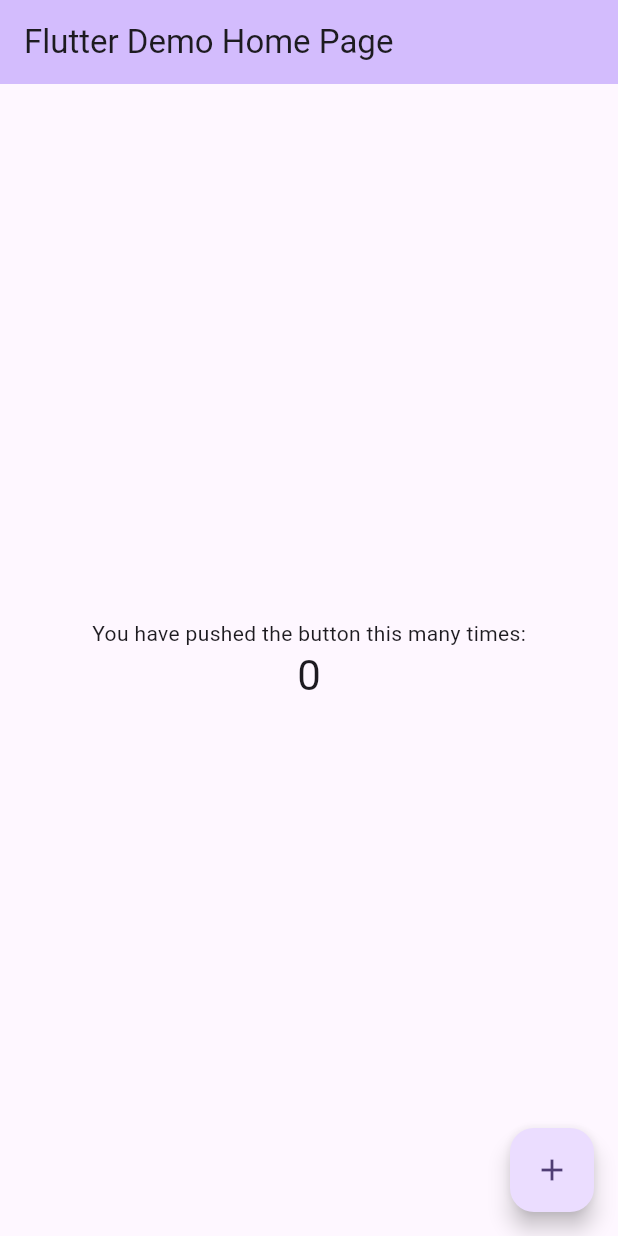
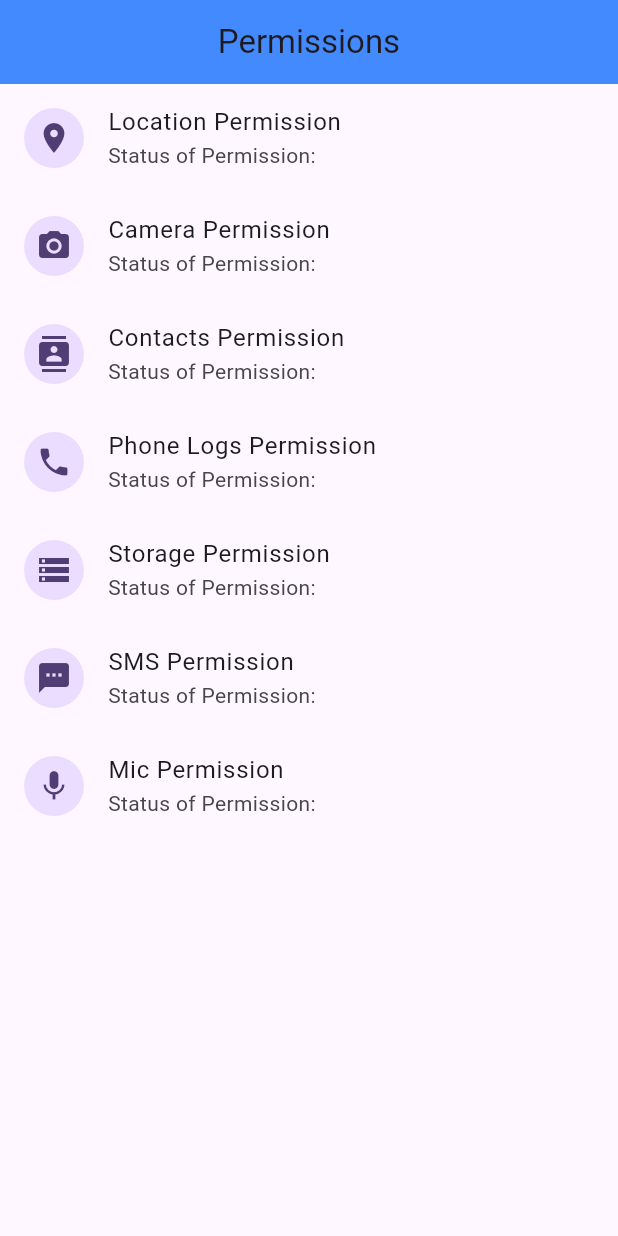
Before and after one commit to EshanRubbani/priv_app, a Flutter app: the screen it shows after launch, on a phone screen of 412 x 824 dp. Run offline on Flutter 3.47's test engine with Material 3 defaults, Android fonts, the phone set to English and light mode, and no system bars; our stand-ins replace permission_handler.

Commit message:
ADDED PERMISSION HANDLING
CREATED PERMISSION HANDLING PAGE. CAN BE CUSTOMIZED FURTHER

```diff
--- a/lib/main.dart
+++ b/lib/main.dart
@@ -1,5 +1,5 @@
 import 'package:flutter/material.dart';
-import 'package:device_info_plus/device_info_plus.dart';
+import 'package:priv_app/permisions.dart';
 
 void main() {
   runApp(const MyApp());
@@ -7,123 +7,15 @@ void main() {
 
 class MyApp extends StatelessWidget {
   const MyApp({super.key});
-
-  // This widget is the root of your application.
   @override
   Widget build(BuildContext context) {
     return MaterialApp(
-      title: 'Flutter Demo',
+      title: 'PRIVATE APP',
       theme: ThemeData(
-        // This is the theme of your application.
-        //
-        // TRY THIS: Try running your application with "flutter run". You'll see
-        // the application has a purple toolbar. Then, without quitting the app,
-        // try changing the seedColor in the colorScheme below to Colors.green
-        // and then invoke "hot reload" (save your changes or press the "hot
-        // reload" button in a Flutter-supported IDE, or press "r" if you used
-        // the command line to start the app).
-        //
-        // Notice that the counter didn't reset back to zero; the application
-        // state is not lost during the reload. To reset the state, use hot
-        // restart instead.
-        //
-        // This works for code too, not just values: Most code changes can be
-        // tested with just a hot reload.
         colorScheme: ColorScheme.fromSeed(seedColor: Colors.deepPurple),
         useMaterial3: true,
       ),
-      home: const MyHomePage(title: 'Flutter Demo Home Page'),
+      home: Permissions(),
     );
   }
 }
-
-class MyHomePage extends StatefulWidget {
-  const MyHomePage({super.key, required this.title});
-
-  // This widget is the home page of your application. It is stateful, meaning
-  // that it has a State object (defined below) that contains fields that affect
-  // how it looks.
-
-  // This class is the configuration for the state. It holds the values (in this
-  // case the title) provided by the parent (in this case the App widget) and
-  // used by the build method of the State. Fields in a Widget subclass are
-  // always marked "final".
-
-
-
-
-  final String title;
-
-  @override
-  State<MyHomePage> createState() => _MyHomePageState();
-}
-
-class _MyHomePageState extends State<MyHomePage> {
-  int _counter = 0;
-
-  void _incrementCounter() {
-    setState(() {
-      // This call to setState tells the Flutter framework that something has
-      // changed in this State, which causes it to rerun the build method below
-      // so that the display can reflect the updated values. If we changed
-      // _counter without calling setState(), then the build method would not be
-      // called again, and so nothing would appear to happen.
-      _counter++;
-    });
-  }
-
-  @override
-  Widget build(BuildContext context) {
-    // This method is rerun every time setState is called, for instance as done
-    // by the _incrementCounter method above.
-    //
-    // The Flutter framework has been optimized to make rerunning build methods
-    // fast, so that you can just rebuild anything that needs updating rather
-    // than having to individually change instances of widgets.
-    return Scaffold(
-      appBar: AppBar(
-        // TRY THIS: Try changing the color here to a specific color (to
-        // Colors.amber, perhaps?) and trigger a hot reload to see the AppBar
-        // change color while the other colors stay the same.
-        backgroundColor: Theme.of(context).colorScheme.inversePrimary,
-        // Here we take the value from the MyHomePage object that was created by
-        // the App.build method, and use it to set our appbar title.
-        title: Text(widget.title),
-      ),
-      body: Center(
-        // Center is a layout widget. It takes a single child and positions it
-        // in the middle of the parent.
-        child: Column(
-          // Column is also a layout widget. It takes a list of children and
-          // arranges them vertically. By default, it sizes itself to fit its
-          // children horizontally, and tries to be as tall as its parent.
-          //
-          // Column has various properties to control how it sizes itself and
-          // how it positions its children. Here we use mainAxisAlignment to
-          // center the children vertically; the main axis here is the vertical
-          // axis because Columns are vertical (the cross axis would be
-          // horizontal).
-          //
-          // TRY THIS: Invoke "debug painting" (choose the "Toggle Debug Paint"
-          // action in the IDE, or press "p" in the console), to see the
-          // wireframe for each widget.
-          mainAxisAlignment: MainAxisAlignment.center,
-          children: <Widget>[
-            const Text(
-              'You have pushed the button this many times:',
-            ),
-            Text(
-              '$_counter',
-              style: Theme.of(context).textTheme.headlineMedium,
-            ),
-          ],
-        ),
-      ),
-      floatingActionButton: FloatingActionButton(
-        onPressed: _incrementCounter,
-        tooltip: 'Increment',
-        child: const Icon(Icons.add),
-      ), // This trailing comma makes auto-formatting nicer for build methods.
-    );
-  }
-}
--- /dev/null
+++ b/lib/permisions.dart
@@ -0,0 +1,281 @@
+// ignore_for_file: prefer_const_constructors, prefer_const_literals_to_create_immutables
+
+import 'package:flutter/material.dart';
+import 'package:permission_handler/permission_handler.dart';
+
+class Permissions extends StatefulWidget {
+  const Permissions({super.key});
+
+  @override
+  State<Permissions> createState() => _PermissionsState();
+}
+
+class _PermissionsState extends State<Permissions> {
+  @override
+  Widget build(BuildContext context) {
+    return Scaffold(
+      appBar: AppBar(
+        title: const Text("Permissions"),
+        backgroundColor: Colors.blueAccent,
+        centerTitle: true,),
+      body: SingleChildScrollView(
+        child: Column(
+          children: [
+            ListTile(
+              leading: const CircleAvatar(
+                child: Icon(Icons.location_on),
+               ),
+              title: const Text("Location Permission"),
+              subtitle: const Text("Status of Permission: "),
+              onTap: () async{
+                PermissionStatus locationStatus = await Permission.location.request();
+                if(locationStatus == PermissionStatus.granted)
+                {
+                  ScaffoldMessenger.of(context).showSnackBar(const SnackBar(
+                    content: Text("Permission Is Granted")
+                     ));
+                }
+                if(locationStatus == PermissionStatus.denied)
+                {
+                  ScaffoldMessenger.of(context).showSnackBar(const SnackBar(
+                    content: Text("Permission Is Denied")
+                     ));
+                  ScaffoldMessenger.of(context).showSnackBar(const SnackBar(
+                    content: Text("This Permission is required")
+                     ));
+                }
+                if(locationStatus == PermissionStatus.permanentlyDenied)
+                {
+                  ScaffoldMessenger.of(context).showSnackBar(const SnackBar(
+                    content: Text("Permission Is Required")
+                     ));
+                  openAppSettings();
+                }
+
+
+              },
+            ),
+            ListTile(
+              leading: const CircleAvatar(
+                child: Icon(Icons.camera_alt),
+
+              ),
+
+              onTap: () async{
+                PermissionStatus cameraStatus = await Permission.camera.request();
+                if(cameraStatus == PermissionStatus.granted)
+                {
+                  ScaffoldMessenger.of(context).showSnackBar(const SnackBar(
+                    content: Text("Permission Is Granted")
+                     ));
+                }
+                if(cameraStatus == PermissionStatus.denied)
+                {
+                  ScaffoldMessenger.of(context).showSnackBar(const SnackBar(
+                    content: Text("Permission Is Denied")
+                     ));
+                  ScaffoldMessenger.of(context).showSnackBar(const SnackBar(
+                    content: Text("This Permission is required")
+                     ));
+                }
+                if(cameraStatus == PermissionStatus.permanentlyDenied)
+                {
+                  ScaffoldMessenger.of(context).showSnackBar(const SnackBar(
+                    content: Text("Permission Is Required")
+                     ));
+                  openAppSettings();
+                }
+
+
+              },
+              title: const Text("Camera Permission"),
+              subtitle: const Text("Status of Permission: "),
+            ),
+            ListTile(
+              leading: const CircleAvatar(
+                child: Icon(Icons.contacts),
+
+              ),
+
+              onTap: () async{
+                PermissionStatus contactsStatus = await Permission.contacts.request();
+                if(contactsStatus == PermissionStatus.granted)
+                {
+                  ScaffoldMessenger.of(context).showSnackBar(const SnackBar(
+                    content: Text("Permission Is Granted")
+                     ));
+                }
+                if(contactsStatus == PermissionStatus.denied)
+                {
+                  ScaffoldMessenger.of(context).showSnackBar(const SnackBar(
+                    content: Text("Permission Is Denied")
+                     ));
+                  ScaffoldMessenger.of(context).showSnackBar(const SnackBar(
+                    content: Text("This Permission is required")
+                     ));
+                }
+                if(contactsStatus == PermissionStatus.permanentlyDenied)
+                {
+                  ScaffoldMessenger.of(context).showSnackBar(const SnackBar(
+                    content: Text("Permission Is Required")
+                     ));
+                  openAppSettings();
+                }
+
+
+              },
+              title: const Text("Contacts Permission"),
+              subtitle: const Text("Status of Permission: "),
+            ),
+            ListTile(
+              leading: const CircleAvatar(
+                child: Icon(Icons.phone),
+
+              ),
+
+              onTap: () async{
+                PermissionStatus phoneStatus = await Permission.phone.request();
+                if(phoneStatus == PermissionStatus.granted)
+                {
+                  ScaffoldMessenger.of(context).showSnackBar(const SnackBar(
+                    content: Text("Permission Is Granted")
+                     ));
+                }
+                if(phoneStatus == PermissionStatus.denied)
+                {
+                  ScaffoldMessenger.of(context).showSnackBar(const SnackBar(
+                    content: Text("Permission Is Denied")
+                     ));
+                  ScaffoldMessenger.of(context).showSnackBar(const SnackBar(
+                    content: Text("This Permission is required")
+                     ));
+                }
+                if(phoneStatus == PermissionStatus.permanentlyDenied)
+                {
+                  ScaffoldMessenger.of(context).showSnackBar(const SnackBar(
+                    content: Text("Permission Is Required")
+                     ));
+                  openAppSettings();
+                }
+
+
+              },
+              title: const Text("Phone Logs Permission"),
+              subtitle: const Text("Status of Permission: "),
+            ),
+            ListTile(
+              leading: const CircleAvatar(
+                child: Icon(Icons.storage),
+
+              ),
+
+              onTap: () async{
+                PermissionStatus storageStatus = await Permission.storage.request();
+                if(storageStatus == PermissionStatus.granted)
+                {
+                  ScaffoldMessenger.of(context).showSnackBar(const SnackBar(
+                    content: Text("Permission Is Granted")
+                     ));
+                }
+                if(storageStatus == PermissionStatus.denied)
+                {
+                  ScaffoldMessenger.of(context).showSnackBar(const SnackBar(
+                    content: Text("Permission Is Denied")
+                     ));
+                  ScaffoldMessenger.of(context).showSnackBar(const SnackBar(
+                    content: Text("This Permission is required")
+                     ));
+                     openAppSettings();
+                }
+                if(storageStatus == PermissionStatus.permanentlyDenied)
+                {
+                  ScaffoldMessenger.of(context).showSnackBar(const SnackBar(
+                    content: Text("Permission Is Required")
+                     ));
+                  openAppSettings();
+                }
+
+
+              },
+              title: const Text("Storage Permission"),
+              subtitle: const Text("Status of Permission: "),
+            ),
+            ListTile(
+              leading: const CircleAvatar(
+                child: Icon(Icons.sms),
+
+              ),
+
+              onTap: () async{
+                PermissionStatus smsStatus = await Permission.sms.request();
+                if(smsStatus == PermissionStatus.granted)
+                {
+                  ScaffoldMessenger.of(context).showSnackBar(const SnackBar(
+                    content: Text("Permission Is Granted")
+                     ));
+                }
+                if(smsStatus == PermissionStatus.denied)
+                {
+                  ScaffoldMessenger.of(context).showSnackBar(const SnackBar(
+                    content: Text("Permission Is Denied")
+                     ));
+                  ScaffoldMessenger.of(context).showSnackBar(const SnackBar(
+                    content: Text("This Permission is required")
+                     ));
+                }
+                if(smsStatus == PermissionStatus.permanentlyDenied)
+                {
+                  ScaffoldMessenger.of(context).showSnackBar(const SnackBar(
+                    content: Text("Permission Is Required")
+                     ));
+                  openAppSettings();
+                }
+
+
+              },
+              title: const Text("SMS Permission"),
+              subtitle: const Text("Status of Permission: "),
+            ),
+            ListTile(
+              leading: const CircleAvatar(
+                child: Icon(Icons.mic),
+
+              ),
+
+              onTap: () async{
+                PermissionStatus micStatus = await Permission.microphone.request();
+                if(micStatus == PermissionStatus.granted)
+                {
+                  ScaffoldMessenger.of(context).showSnackBar(const SnackBar(
+                    content: Text("Permission Is Granted")
+                     ));
+                }
+                if(micStatus == PermissionStatus.denied)
+                {
+                  ScaffoldMessenger.of(context).showSnackBar(const SnackBar(
+                    content: Text("Permission Is Denied")
+                     ));
+                  ScaffoldMessenger.of(context).showSnackBar(const SnackBar(
+                    content: Text("This Permission is required")
+                     ));
+                }
+                if(micStatus == PermissionStatus.permanentlyDenied)
+                {
+                  ScaffoldMessenger.of(context).showSnackBar(const SnackBar(
+                    content: Text("Permission Is Required")
+                     ));
+                  openAppSettings();
+                }
+
+
+              },
+              title: const Text("Mic Permission"),
+              subtitle: const Text("Status of Permission: "),
+            ),
+
+          ],
+        ),
+      ),
+    );
+  }
+}
```
Also changed, not shown: pubspec.yaml (+3 -71 lines), pubspec.lock, 4 other files.
